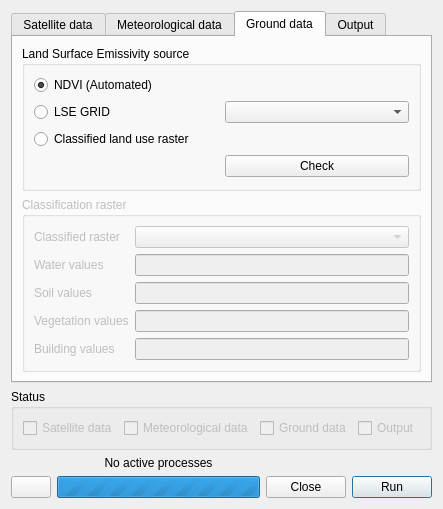
Qt form ui/l8_lst_swa_main_ui.ui (DONGPAN0920/Landsat8LST_SWA) before a commit.
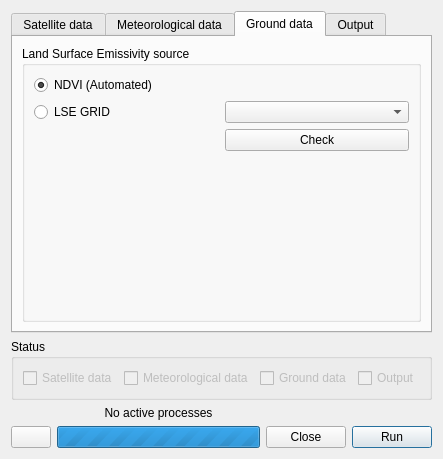
The same form after that commit. The open tabs and pages were chosen to show the change. Icons and pictures are not drawn.

Commit message: Interface mechanics added

Diff of the .ui file:
```diff
--- a/ui/l8_lst_swa_main_ui.ui
+++ b/ui/l8_lst_swa_main_ui.ui
@@ -339,26 +339,6 @@
           <string>Land Surface Emissivity source</string>
          </property>
          <layout class="QGridLayout" name="gridLayout_7">
-          <item row="2" column="1">
-           <widget class="QComboBox" name="LSEGRIDComboBox"/>
-          </item>
-          <item row="0" column="0">
-           <widget class="QRadioButton" name="LSENDVIRadioButton">
-            <property name="text">
-             <string>NDVI (Automated)</string>
-            </property>
-            <property name="checked">
-             <bool>true</bool>
-            </property>
-           </widget>
-          </item>
-          <item row="3" column="0">
-           <widget class="QRadioButton" name="LSEClassifiedRadioButton">
-            <property name="text">
-             <string>Classified land use raster</string>
-            </property>
-           </widget>
-          </item>
           <item row="2" column="0">
            <widget class="QRadioButton" name="LSEGRIDRadioButton">
             <property name="text">
@@ -366,74 +346,38 @@
             </property>
            </widget>
           </item>
-          <item row="4" column="1">
+          <item row="0" column="0">
+           <widget class="QRadioButton" name="LSENDVIRadioButton">
+            <property name="text">
+             <string>NDVI (Automated)</string>
+            </property>
+            <property name="checked">
+             <bool>true</bool>
+            </property>
+           </widget>
+          </item>
+          <item row="3" column="1">
            <widget class="QPushButton" name="LSECheckButton">
             <property name="text">
              <string>Check</string>
             </property>
            </widget>
           </item>
-         </layout>
-        </widget>
-       </item>
-       <item row="2" column="0" colspan="2">
-        <widget class="QGroupBox" name="LSEClassificationGroupBox">
-         <property name="enabled">
-          <bool>false</bool>
-         </property>
-         <property name="title">
-          <string>Classification raster</string>
-         </property>
-         <layout class="QGridLayout" name="gridLayout_6">
-          <item row="0" column="0">
-           <widget class="QLabel" name="label_4">
-            <property name="text">
-             <string>Classified raster</string>
-            </property>
-           </widget>
-          </item>
-          <item row="0" column="1">
-           <widget class="QComboBox" name="LSEClassifiedRasterComboBox"/>
-          </item>
-          <item row="1" column="0">
-           <widget class="QLabel" name="label_5">
-            <property name="text">
-             <string>Water values</string>
-            </property>
-           </widget>
-          </item>
-          <item row="1" column="1">
-           <widget class="QLineEdit" name="LSEClassifiedWaterLine"/>
-          </item>
-          <item row="2" column="0">
-           <widget class="QLabel" name="label_6">
-            <property name="text">
-             <string>Soil values</string>
-            </property>
-           </widget>
-          </item>
           <item row="2" column="1">
-           <widget class="QLineEdit" name="LSEClassifiedSoilLine"/>
-          </item>
-          <item row="3" column="0">
-           <widget class="QLabel" name="label_7">
-            <property name="text">
-             <string>Vegetation values</string>
-            </property>
-           </widget>
-          </item>
-          <item row="3" column="1">
-           <widget class="QLineEdit" name="LSEClassifiedVegetationLine"/>
-          </item>
-          <item row="4" column="0">
-           <widget class="QLabel" name="label_8">
-            <property name="text">
-             <string>Building values</string>
-            </property>
-           </widget>
+           <widget class="QComboBox" name="LSEGRIDComboBox"/>
           </item>
           <item row="4" column="1">
-           <widget class="QLineEdit" name="LSEClassifiedBuildLine"/>
+           <spacer name="verticalSpacer_6">
+            <property name="orientation">
+             <enum>Qt::Vertical</enum>
+            </property>
+            <property name="sizeHint" stdset="0">
+             <size>
+              <width>20</width>
+              <height>40</height>
+             </size>
+            </property>
+           </spacer>
           </item>
          </layout>
         </widget>
```
Left out of the diff: 2 changed lines with no effect on the pictures. The commit also changes 4 other files.
